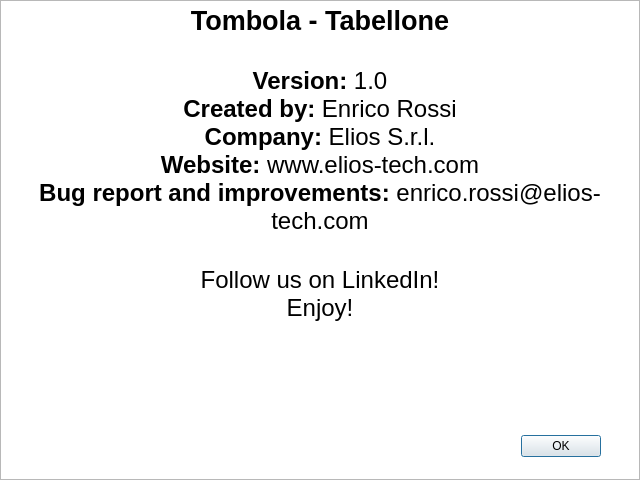
Qt form TabellonePrj/TabellonePrj/credits.ui (elios-tech/Tombola) before a commit.
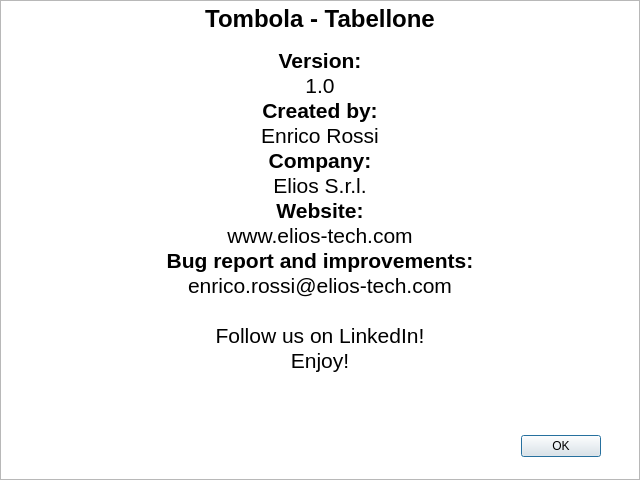
The same form after that commit. Icons and pictures are not drawn.

Commit message: [Tombola] Credits windows fixed.

The edit to the form file:
```diff
--- a/TabellonePrj/TabellonePrj/credits.ui
+++ b/TabellonePrj/TabellonePrj/credits.ui
@@ -49,16 +49,21 @@
 &lt;html&gt;&lt;head&gt;&lt;meta name=&quot;qrichtext&quot; content=&quot;1&quot; /&gt;&lt;style type=&quot;text/css&quot;&gt;
 p, li { white-space: pre-wrap; }
 &lt;/style&gt;&lt;/head&gt;&lt;body style=&quot; font-family:'MS Shell Dlg 2'; font-size:8.25pt; font-weight:400; font-style:normal;&quot;&gt;
-&lt;p align=&quot;center&quot; style=&quot; margin-top:0px; margin-bottom:0px; margin-left:0px; margin-right:0px; -qt-block-indent:0; text-indent:0px;&quot;&gt;&lt;span style=&quot; font-size:20pt; font-weight:600;&quot;&gt;Tombola - Tabellone&lt;/span&gt;&lt;/p&gt;
-&lt;p align=&quot;center&quot; style=&quot;-qt-paragraph-type:empty; margin-top:0px; margin-bottom:0px; margin-left:0px; margin-right:0px; -qt-block-indent:0; text-indent:0px; font-size:20pt; font-weight:600;&quot;&gt;&lt;br /&gt;&lt;/p&gt;
-&lt;p align=&quot;center&quot; style=&quot; margin-top:0px; margin-bottom:0px; margin-left:0px; margin-right:0px; -qt-block-indent:0; text-indent:0px;&quot;&gt;&lt;span style=&quot; font-size:18pt; font-weight:600;&quot;&gt;Version:&lt;/span&gt;&lt;span style=&quot; font-size:18pt;&quot;&gt; 1.0&lt;/span&gt;&lt;/p&gt;
-&lt;p align=&quot;center&quot; style=&quot; margin-top:0px; margin-bottom:0px; margin-left:0px; margin-right:0px; -qt-block-indent:0; text-indent:0px;&quot;&gt;&lt;span style=&quot; font-size:18pt; font-weight:600;&quot;&gt;Created by:&lt;/span&gt;&lt;span style=&quot; font-size:18pt;&quot;&gt; Enrico Rossi&lt;/span&gt;&lt;/p&gt;
-&lt;p align=&quot;center&quot; style=&quot; margin-top:0px; margin-bottom:0px; margin-left:0px; margin-right:0px; -qt-block-indent:0; text-indent:0px;&quot;&gt;&lt;span style=&quot; font-size:18pt; font-weight:600;&quot;&gt;Company:&lt;/span&gt;&lt;span style=&quot; font-size:18pt;&quot;&gt; Elios S.r.l.&lt;/span&gt;&lt;/p&gt;
-&lt;p align=&quot;center&quot; style=&quot; margin-top:0px; margin-bottom:0px; margin-left:0px; margin-right:0px; -qt-block-indent:0; text-indent:0px;&quot;&gt;&lt;span style=&quot; font-size:18pt; font-weight:600;&quot;&gt;Website:&lt;/span&gt;&lt;span style=&quot; font-size:18pt;&quot;&gt; www.elios-tech.com&lt;/span&gt;&lt;/p&gt;
-&lt;p align=&quot;center&quot; style=&quot; margin-top:0px; margin-bottom:0px; margin-left:0px; margin-right:0px; -qt-block-indent:0; text-indent:0px;&quot;&gt;&lt;span style=&quot; font-size:18pt; font-weight:600;&quot;&gt;Bug report and improvements:&lt;/span&gt;&lt;span style=&quot; font-size:18pt;&quot;&gt; enrico.rossi@elios-tech.com&lt;/span&gt;&lt;/p&gt;
-&lt;p align=&quot;center&quot; style=&quot;-qt-paragraph-type:empty; margin-top:0px; margin-bottom:0px; margin-left:0px; margin-right:0px; -qt-block-indent:0; text-indent:0px; font-size:20pt;&quot;&gt;&lt;br /&gt;&lt;/p&gt;
-&lt;p align=&quot;center&quot; style=&quot; margin-top:0px; margin-bottom:0px; margin-left:0px; margin-right:0px; -qt-block-indent:0; text-indent:0px;&quot;&gt;&lt;span style=&quot; font-size:18pt;&quot;&gt;Follow us on LinkedIn!&lt;/span&gt;&lt;/p&gt;
-&lt;p align=&quot;center&quot; style=&quot; margin-top:0px; margin-bottom:0px; margin-left:0px; margin-right:0px; -qt-block-indent:0; text-indent:0px;&quot;&gt;&lt;span style=&quot; font-size:18pt;&quot;&gt;Enjoy!&lt;/span&gt;&lt;/p&gt;
+&lt;p align=&quot;center&quot; style=&quot; margin-top:0px; margin-bottom:0px; margin-left:0px; margin-right:0px; -qt-block-indent:0; text-indent:0px;&quot;&gt;&lt;span style=&quot; font-size:18pt; font-weight:600;&quot;&gt;Tombola - Tabellone&lt;/span&gt;&lt;/p&gt;
+&lt;p align=&quot;center&quot; style=&quot;-qt-paragraph-type:empty; margin-top:0px; margin-bottom:0px; margin-left:0px; margin-right:0px; -qt-block-indent:0; text-indent:0px; font-size:10pt; font-weight:600;&quot;&gt;&lt;br /&gt;&lt;/p&gt;
+&lt;p align=&quot;center&quot; style=&quot; margin-top:0px; margin-bottom:0px; margin-left:0px; margin-right:0px; -qt-block-indent:0; text-indent:0px;&quot;&gt;&lt;span style=&quot; font-size:16pt; font-weight:600;&quot;&gt;Version:&lt;/span&gt;&lt;/p&gt;
+&lt;p align=&quot;center&quot; style=&quot; margin-top:0px; margin-bottom:0px; margin-left:0px; margin-right:0px; -qt-block-indent:0; text-indent:0px;&quot;&gt;&lt;span style=&quot; font-size:16pt;&quot;&gt;1.0&lt;/span&gt;&lt;/p&gt;
+&lt;p align=&quot;center&quot; style=&quot; margin-top:0px; margin-bottom:0px; margin-left:0px; margin-right:0px; -qt-block-indent:0; text-indent:0px;&quot;&gt;&lt;span style=&quot; font-size:16pt; font-weight:600;&quot;&gt;Created by:&lt;/span&gt;&lt;/p&gt;
+&lt;p align=&quot;center&quot; style=&quot; margin-top:0px; margin-bottom:0px; margin-left:0px; margin-right:0px; -qt-block-indent:0; text-indent:0px;&quot;&gt;&lt;span style=&quot; font-size:16pt;&quot;&gt;Enrico Rossi&lt;/span&gt;&lt;/p&gt;
+&lt;p align=&quot;center&quot; style=&quot; margin-top:0px; margin-bottom:0px; margin-left:0px; margin-right:0px; -qt-block-indent:0; text-indent:0px;&quot;&gt;&lt;span style=&quot; font-size:16pt; font-weight:600;&quot;&gt;Company:&lt;/span&gt;&lt;/p&gt;
+&lt;p align=&quot;center&quot; style=&quot; margin-top:0px; margin-bottom:0px; margin-left:0px; margin-right:0px; -qt-block-indent:0; text-indent:0px;&quot;&gt;&lt;span style=&quot; font-size:16pt;&quot;&gt;Elios S.r.l.&lt;/span&gt;&lt;/p&gt;
+&lt;p align=&quot;center&quot; style=&quot; margin-top:0px; margin-bottom:0px; margin-left:0px; margin-right:0px; -qt-block-indent:0; text-indent:0px;&quot;&gt;&lt;span style=&quot; font-size:16pt; font-weight:600;&quot;&gt;Website:&lt;/span&gt;&lt;/p&gt;
+&lt;p align=&quot;center&quot; style=&quot; margin-top:0px; margin-bottom:0px; margin-left:0px; margin-right:0px; -qt-block-indent:0; text-indent:0px;&quot;&gt;&lt;span style=&quot; font-size:16pt;&quot;&gt;www.elios-tech.com&lt;/span&gt;&lt;/p&gt;
+&lt;p align=&quot;center&quot; style=&quot; margin-top:0px; margin-bottom:0px; margin-left:0px; margin-right:0px; -qt-block-indent:0; text-indent:0px;&quot;&gt;&lt;span style=&quot; font-size:16pt; font-weight:600;&quot;&gt;Bug report and improvements:&lt;/span&gt;&lt;/p&gt;
+&lt;p align=&quot;center&quot; style=&quot; margin-top:0px; margin-bottom:0px; margin-left:0px; margin-right:0px; -qt-block-indent:0; text-indent:0px;&quot;&gt;&lt;span style=&quot; font-size:16pt;&quot;&gt;enrico.rossi@elios-tech.com&lt;/span&gt;&lt;/p&gt;
+&lt;p align=&quot;center&quot; style=&quot;-qt-paragraph-type:empty; margin-top:0px; margin-bottom:0px; margin-left:0px; margin-right:0px; -qt-block-indent:0; text-indent:0px; font-size:16pt;&quot;&gt;&lt;br /&gt;&lt;/p&gt;
+&lt;p align=&quot;center&quot; style=&quot; margin-top:0px; margin-bottom:0px; margin-left:0px; margin-right:0px; -qt-block-indent:0; text-indent:0px;&quot;&gt;&lt;span style=&quot; font-size:16pt;&quot;&gt;Follow us on LinkedIn!&lt;/span&gt;&lt;/p&gt;
+&lt;p align=&quot;center&quot; style=&quot; margin-top:0px; margin-bottom:0px; margin-left:0px; margin-right:0px; -qt-block-indent:0; text-indent:0px;&quot;&gt;&lt;span style=&quot; font-size:16pt;&quot;&gt;Enjoy!&lt;/span&gt;&lt;/p&gt;
 &lt;p align=&quot;center&quot; style=&quot; margin-top:0px; margin-bottom:0px; margin-left:0px; margin-right:0px; -qt-block-indent:0; text-indent:0px;&quot;&gt;&lt;img src=&quot;:/icons/eliosLogo.png&quot; /&gt;&lt;/p&gt;&lt;/body&gt;&lt;/html&gt;</string>
    </property>
   </widget>
```
The commit also changes 1 other file.
